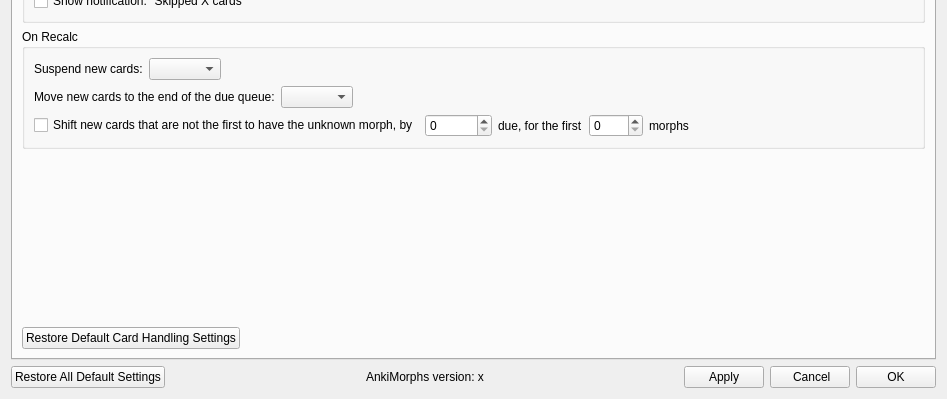
Above: ankimorphs/ui/settings_dialog.ui from travv0/prioritysieve before the change; both pictures show x 0 to 947 and y 188 to 587 of the 947 by 587 pixel window. Below: the same form after it.
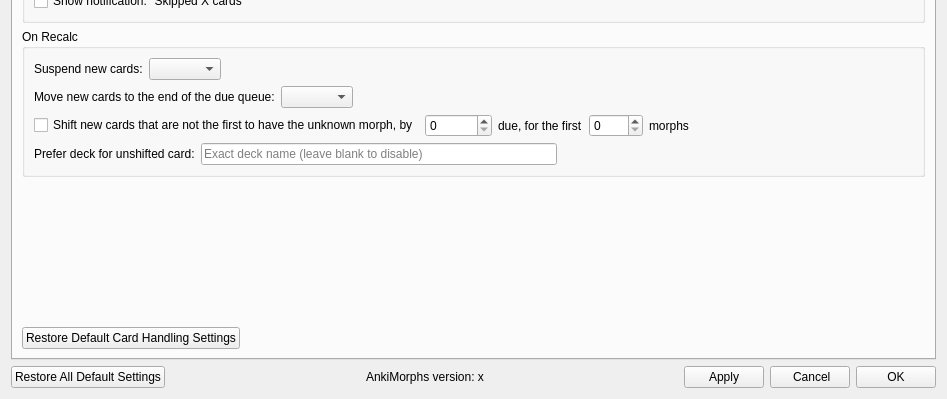
That is the form after the change. The open tabs and pages were chosen to show the change.

Commit message: Add priority deck option for recalc card offset

Diff of the .ui file:
```diff
--- a/ankimorphs/ui/settings_dialog.ui
+++ b/ankimorphs/ui/settings_dialog.ui
@@ -1031,6 +1031,37 @@
               </item>
              </layout>
             </item>
+           <item>
+            <layout class="QHBoxLayout" name="horizontalLayout_priorityDeck">
+             <item>
+              <widget class="QLabel" name="label_priorityDeck">
+               <property name="text">
+                <string>Prefer deck for unshifted card:</string>
+               </property>
+              </widget>
+             </item>
+             <item>
+              <widget class="QLineEdit" name="priorityDeckLineEdit">
+               <property name="placeholderText">
+                <string>Exact deck name (leave blank to disable)</string>
+               </property>
+              </widget>
+             </item>
+             <item>
+              <spacer name="horizontalSpacer_priorityDeck">
+               <property name="orientation">
+                <enum>Qt::Horizontal</enum>
+               </property>
+               <property name="sizeHint" stdset="0">
+                <size>
+                 <width>40</width>
+                 <height>20</height>
+                </size>
+               </property>
+              </spacer>
+             </item>
+            </layout>
+           </item>
            </layout>
           </widget>
          </item>
```
Lines whose indentation alone changed are shown as unchanged. The commit also changes 7 other files.
